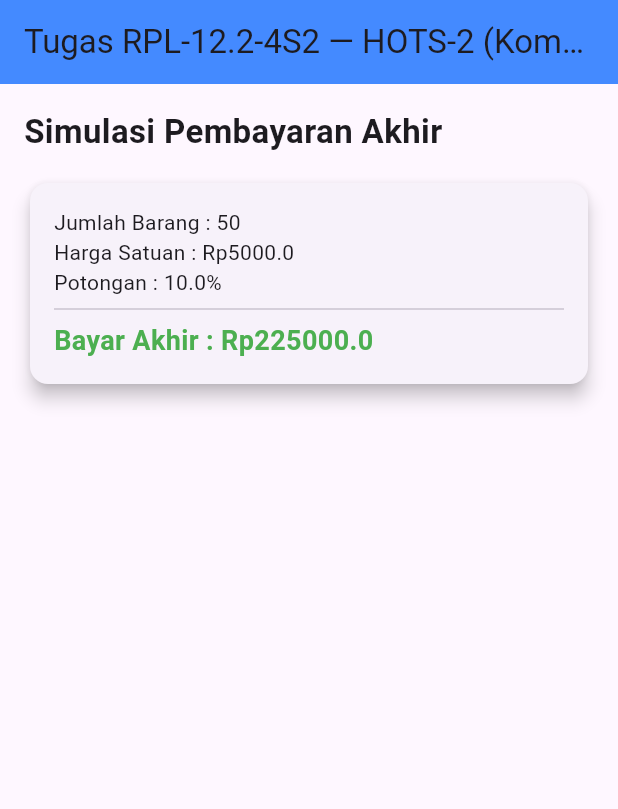
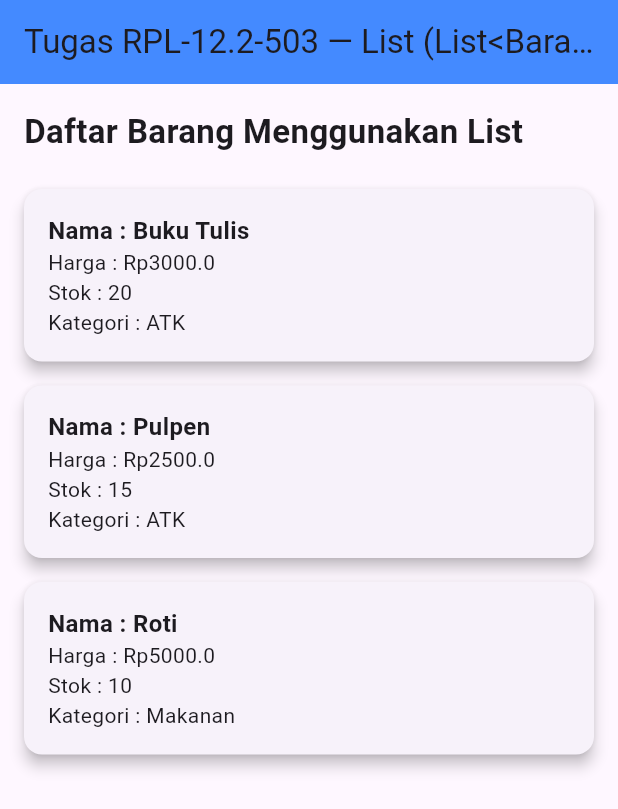
Before and after one commit to nandaridhoalfaroby-ui/project01_25, a Flutter app: the screen it shows after launch, on a phone screen of 412 x 824 dp. Shown: the top 809 px of the screen. Run offline on Flutter 3.47's test engine with Material 3 defaults, Android fonts, the phone set to English and light mode, and no system bars.

Commit message:
list barang

```diff
--- a/lib/main.dart
+++ b/lib/main.dart
@@ -1,53 +1,72 @@
 import 'package:flutter/material.dart';
 
-// Fungsi pertama: Menghitung total belanja
-double hitungTotal(int jumlah, double harga) {
-  return jumlah * harga;
+// Definisi Class Barang
+class Barang {
+  String nama;
+  double harga;
+  int stok;
+  String kategori;
+
+  Barang(
+    this.nama,
+    this.harga,
+    this.stok,
+    this.kategori,
+  );
+
+  void tampilkan() {
+    print("====================");
+    print("Nama : $nama");
+    print("Harga : Rp$harga");
+    print("Stok : $stok");
+    print("Kategori : $kategori");
+    print("====================");
   }
-
-// Fungsi kedua: Menghitung harga akhir setelah diskon
-double hitungHargaAkhir(double total, double persenPotongan) {
-  return total - (total * persenPotongan / 100);
-}
-
-// Fungsi ketiga: Komposisi fungsi (bayarAkhir memanggil hitungTotal dan hitungHargaAkhir)
-double bayarAkhir(int jumlah, double harga, double persenPotongan) {
-  double total = hitungTotal(jumlah, harga);
-  return hitungHargaAkhir(total, persenPotongan);
 }
 
 void main() {
-  int jumlah = 50;
-  double harga = 5000;
-  double potongan = 10;
+  Barang buku = Barang(
+    "Buku Tulis",
+    3000,
+    20,
+    "ATK",
+  );
 
-  double hasil = bayarAkhir(jumlah, harga, potongan);
+  Barang pulpen = Barang(
+    "Pulpen",
+    2500,
+    15,
+    "ATK",
+  );
 
-  print("Jumlah Barang : $jumlah");
-  print("Harga Satuan : Rp$harga");
-  print("Potongan : $potongan%");
-  print("Bayar Akhir : Rp$hasil");
+  Barang roti = Barang(
+    "Roti",
+    5000,
+    10,
+    "Makanan",
+  );
 
-  runApp(MyApp(
-    jumlah: jumlah,
-    harga: harga,
-    potongan: potongan,
-    hasil: hasil,
-  ));
+  // Menyimpan objek ke dalam List<Barang>
+  List<Barang> daftarBarang = [
+    buku,
+    pulpen,
+    roti,
+  ];
+
+  // Menampilkan data menggunakan perulangan for
+  for (Barang barang in daftarBarang) {
+    barang.tampilkan();
+  }
+
+  runApp(MyApp(daftarBarang: daftarBarang));
 }
 
 class MyApp extends StatelessWidget {
-  final int jumlah;
-  final double harga;
-  final double potongan;
-  final double hasil;
+  final List<Barang> daftarBarang;
 
   const MyApp({
     super.key,
-    required this.jumlah,
-    required this.harga,
-    required this.potongan,
-    required this.hasil,
+    required this.daftarBarang,
   });
 
   @override
@@ -56,42 +75,38 @@ class MyApp extends StatelessWidget {
       debugShowCheckedModeBanner: false,
       home: Scaffold(
         appBar: AppBar(
-          title: const Text('Tugas RPL-12.2-4S2 — HOTS-2 (Komposisi Fungsi)'),
+          title: const Text('Tugas RPL-12.2-503 — List (List<Barang>)'),
           backgroundColor: Colors.blueAccent,
         ),
         body: Padding(
           padding: const EdgeInsets.all(16),
-          child: Column(
-            crossAxisAlignment: CrossAxisAlignment.start,
+          child: ListView(
             children: [
               const Text(
-                "Simulasi Pembayaran Akhir",
+                "Daftar Barang Menggunakan List",
                 style: TextStyle(fontSize: 22, fontWeight: FontWeight.bold),
               ),
               const SizedBox(height: 15),
-              Card(
-                elevation: 5,
+              ...daftarBarang.map((barang) => Card(
+                    elevation: 4,
+                    margin: const EdgeInsets.symmetric(vertical: 8),
                     child: Padding(
                       padding: const EdgeInsets.all(16),
                       child: Column(
                         crossAxisAlignment: CrossAxisAlignment.start,
                         children: [
-                      Text("Jumlah Barang : $jumlah"),
-                      Text("Harga Satuan : Rp$harga"),
-                      Text("Potongan : $potongan%"),
-                      const Divider(),
                           Text(
-                        "Bayar Akhir : Rp$hasil",
+                            "Nama : ${barang.nama}",
                             style: const TextStyle(
-                          fontWeight: FontWeight.bold,
-                          color: Colors.green,
-                          fontSize: 18,
+                                fontSize: 16, fontWeight: FontWeight.bold),
                           ),
-                      ),
+                          Text("Harga : Rp${barang.harga}"),
+                          Text("Stok : ${barang.stok}"),
+                          Text("Kategori : ${barang.kategori}"),
                         ],
                       ),
                     ),
-              ),
+                  )),
             ],
           ),
         ),
@@ -100,7 +115,6 @@ class MyApp extends StatelessWidget {
   }
 }
 
-// Menyusun fungsi dari fungsi lain membuat program lebih modular,
-// rapi, dan mudah dipelihara. Jika cara menghitung total atau harga
-// akhir berubah, cukup mengubah fungsi terkait tanpa perlu mengubah
-// fungsi bayarAkhir() maupun bagian program lainnya.
+// Menggunakan List<Barang> membuat program lebih rapi dan mudah dikembangkan.
+// Jika jumlah barang bertambah, cukup menambahkan objek ke dalam list tanpa
+// menulis pemanggilan tampilkan() satu per satu seperti pada cara sebelumnya.
```
Also changed, not shown: 1 other file. Lines whose indentation alone changed are shown as unchanged.
